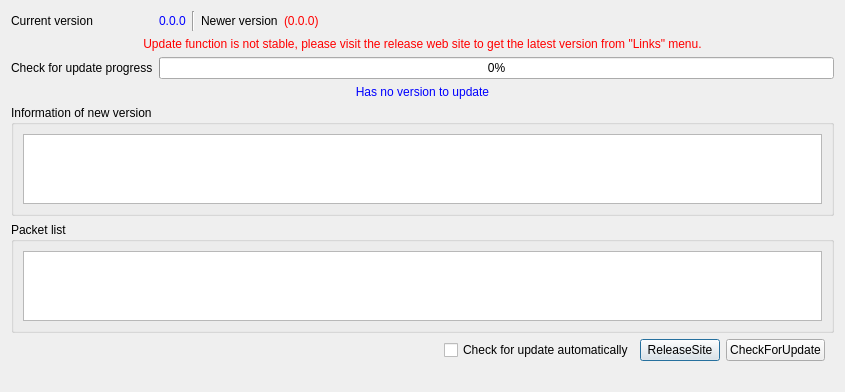
The window that src/update/SAKUpdateManager.ui (x-tools-author/x-tools) describes before a commit, drawn with Qt 5.
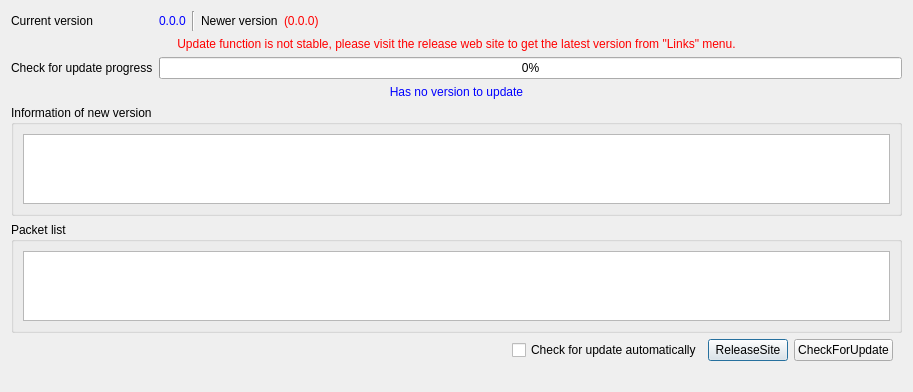
The same window after the commit.

Commit message: add platform label

Patch:
```diff
--- a/src/update/SAKUpdateManager.ui
+++ b/src/update/SAKUpdateManager.ui
@@ -6,7 +6,7 @@
    <rect>
     <x>0</x>
     <y>0</y>
-    <width>845</width>
+    <width>913</width>
     <height>369</height>
    </rect>
   </property>
```
The commit also changes 1 other file.
